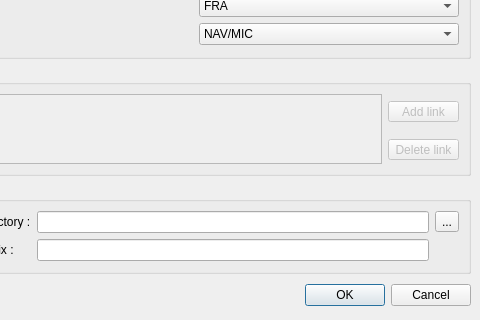
phoenix741/xinx, file ui/projectproperty.ui: the form before one commit; both pictures show x 88 to 568 and y 196 to 516 of the 568 by 516 pixel window.
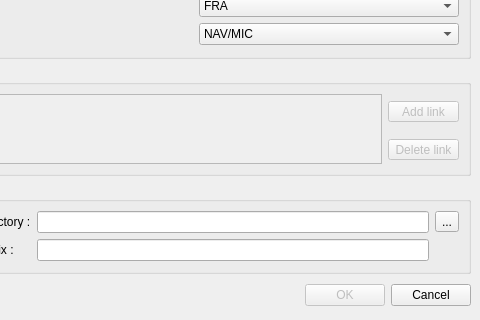
The form after the commit. Icons and pictures are not drawn.

```diff
--- a/ui/projectproperty.ui
+++ b/ui/projectproperty.ui
@@ -346,6 +346,9 @@
      </item>
      <item>
       <widget class="QPushButton" name="okButton" >
+       <property name="enabled" >
+        <bool>false</bool>
+       </property>
        <property name="text" >
         <string>OK</string>
        </property>
```
